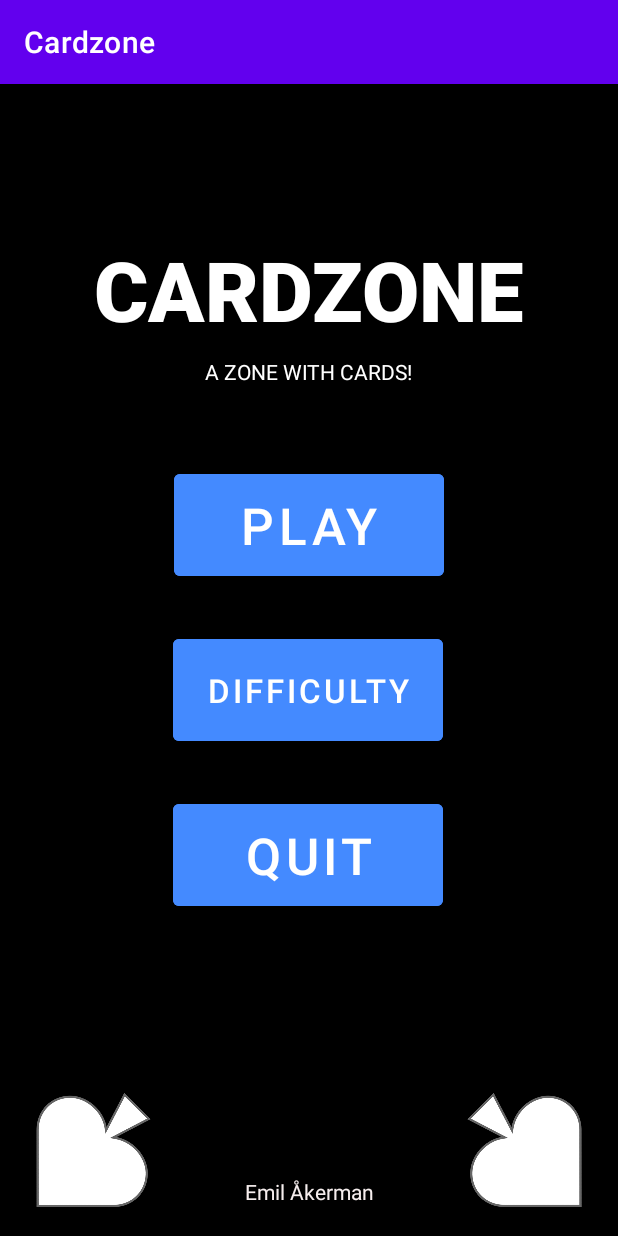
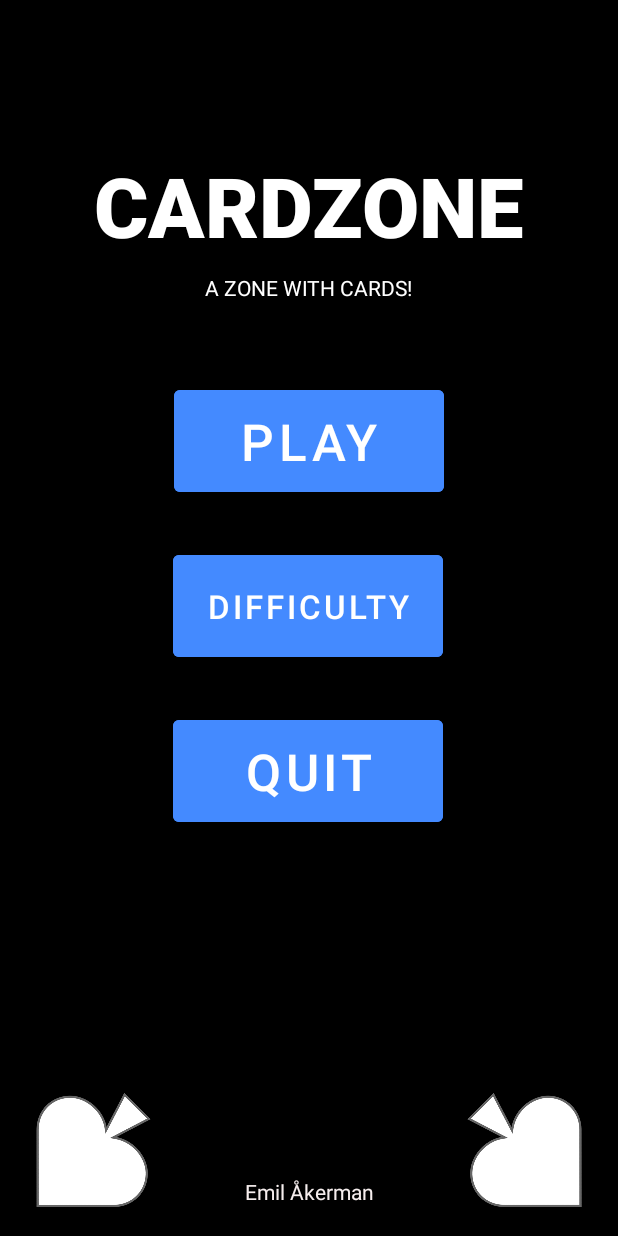
Before and after one commit to emilakerman/cardzone, an Android app: the screen it shows after launch (MainActivity), on a phone screen of 412 x 824 dp. Run offline under Robolectric (Android 15) with nearby library versions, the phone set to English and light mode, and no system bars.

Commit message:
added function to remove task bar

```diff
--- a/app/src/main/AndroidManifest.xml
+++ b/app/src/main/AndroidManifest.xml
@@ -12,7 +12,9 @@
         android:roundIcon="@mipmap/ic_launcher_round"
         android:supportsRtl="true"
         android:theme="@style/Theme.Cardzone"
-        tools:targetApi="31">
+        tools:targetApi="31"
+        >
+
         <activity
             android:name=".MainActivity"
             android:exported="true">
--- a/app/src/main/java/com/example/cardzone/MainActivity.kt
+++ b/app/src/main/java/com/example/cardzone/MainActivity.kt
@@ -11,6 +11,7 @@ class MainActivity : AppCompatActivity() {
     override fun onCreate(savedInstanceState: Bundle?) {
         super.onCreate(savedInstanceState)
         setContentView(R.layout.activity_main)
+        supportActionBar?.hide()//REMOVES THE TOP ACTION BAR
 
         //QUIT BUTTON
         quitButton = findViewById(R.id.quitButton)
--- a/app/src/main/res/layout/activity_main.xml
+++ b/app/src/main/res/layout/activity_main.xml
@@ -6,7 +6,8 @@
     android:layout_height="match_parent"
     android:background="#000000"
     android:backgroundTint="#000000"
-    tools:context=".MainActivity">
+    tools:context=".MainActivity"
+    >
 
     <TextView
         android:id="@+id/textView"
```
